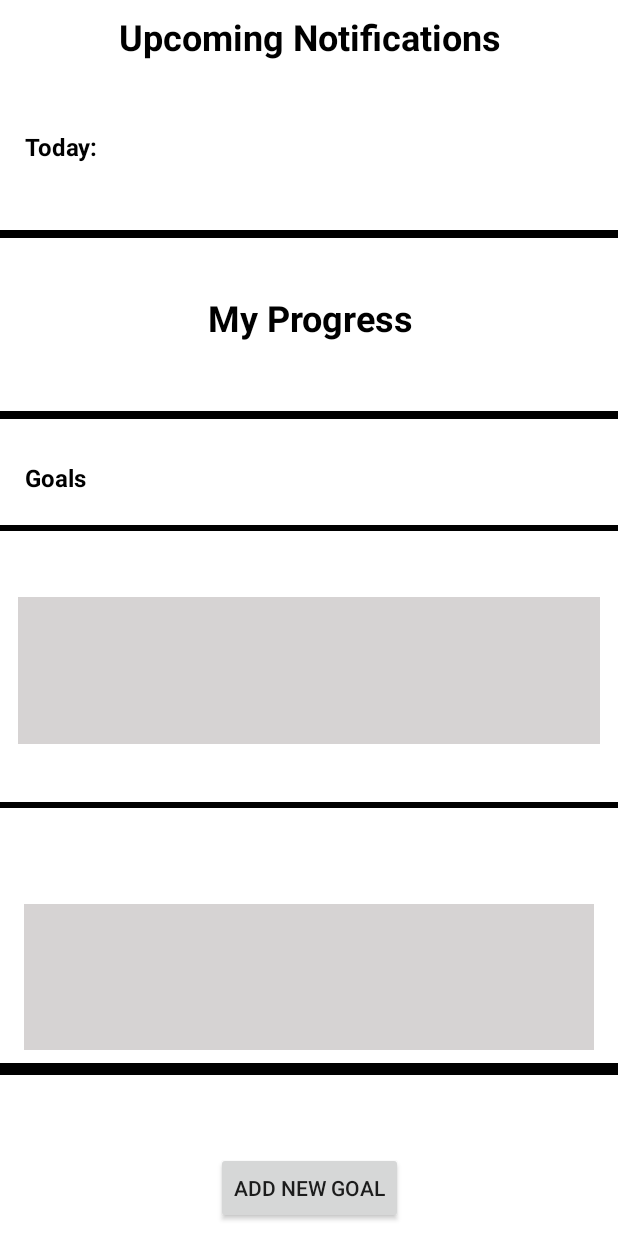
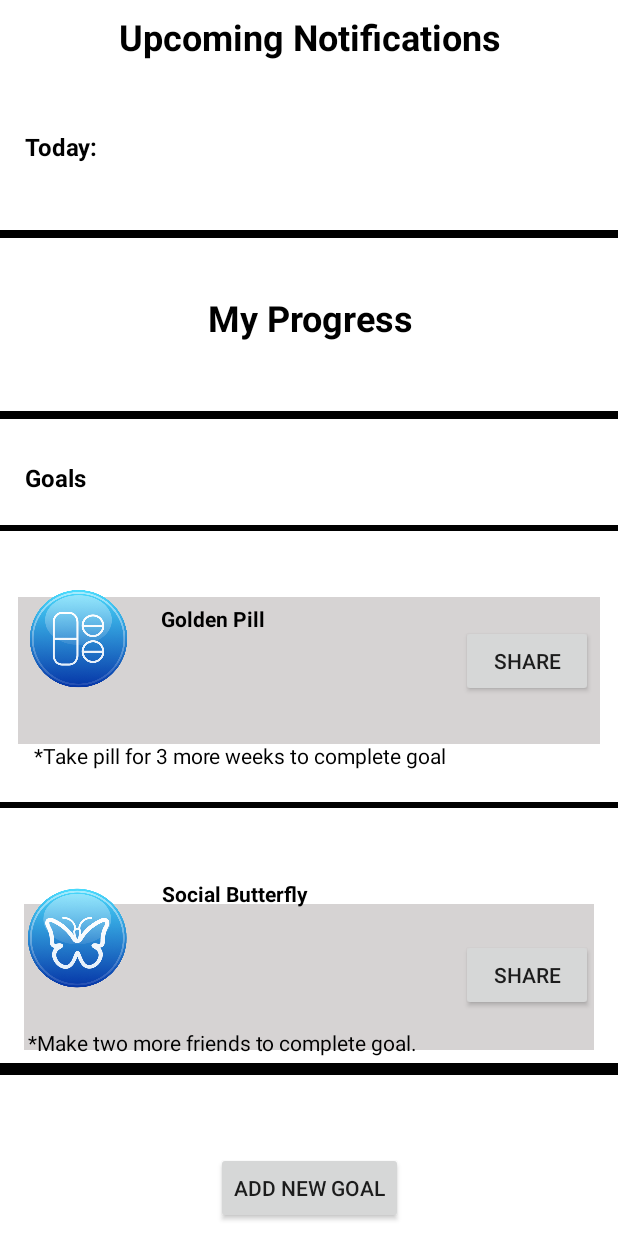
Before and after one commit to sana-nasir/frontend, an Android app: the fragment Page1Fragment shown on its own in the app's theme, on a phone screen of 412 x 824 dp. Run offline under Robolectric (Android 15) with nearby library versions, the phone set to English and light mode, and no system bars.

```diff
--- a/Caremunnity/AndroidTabsExample/app/src/main/res/layout/fragment_page1.xml
+++ b/Caremunnity/AndroidTabsExample/app/src/main/res/layout/fragment_page1.xml
@@ -14,7 +14,7 @@
         android:layout_height="match_parent">
 
         <TextView
-            android:id="@+id/textView5"
+            android:id="@+id/goal"
             android:layout_width="wrap_content"
             android:layout_height="wrap_content"
             android:layout_marginBottom="8dp"
@@ -33,7 +33,7 @@
             app:layout_constraintVertical_bias="0.381" />
 
         <TextView
-            android:id="@+id/upcomingNotifications2"
+            android:id="@+id/myProgress"
             android:layout_width="wrap_content"
             android:layout_height="wrap_content"
             android:layout_marginBottom="8dp"
@@ -71,7 +71,7 @@
             app:layout_constraintVertical_bias="0.0" />
 
         <TextView
-            android:id="@+id/textView"
+            android:id="@+id/today"
             android:layout_width="wrap_content"
             android:layout_height="wrap_content"
             android:layout_marginBottom="8dp"
@@ -90,7 +90,19 @@
             app:layout_constraintVertical_bias="0.1" />
 
         <ImageButton
-            android:id="@+id/imageButton"
+            android:id="@+id/line1"
+            android:layout_width="541dp"
+            android:layout_height="5dp"
+            android:layout_marginBottom="8dp"
+            android:layout_marginTop="8dp"
+            app:layout_constraintBottom_toBottomOf="parent"
+            app:layout_constraintEnd_toEndOf="parent"
+            app:layout_constraintTop_toTopOf="parent"
+            app:layout_constraintVertical_bias="0.181"
+            app:srcCompat="@mipmap/line" />
+
+        <ImageButton
+            android:id="@+id/line2"
             android:layout_width="629dp"
             android:layout_height="5dp"
             android:layout_marginBottom="8dp"
@@ -102,7 +114,7 @@
             app:srcCompat="@mipmap/line" />
 
         <ImageButton
-            android:id="@+id/imageButton3"
+            android:id="@+id/line3"
             android:layout_width="629dp"
             android:layout_height="4dp"
             android:layout_marginBottom="8dp"
@@ -114,7 +126,7 @@
             app:srcCompat="@mipmap/line" />
 
         <ImageButton
-            android:id="@+id/imageButton4"
+            android:id="@+id/line4"
             android:layout_width="629dp"
             android:layout_height="4dp"
             android:layout_marginBottom="8dp"
@@ -126,19 +138,7 @@
             app:srcCompat="@mipmap/line" />
 
         <ImageButton
-            android:id="@+id/imageButton2"
-            android:layout_width="541dp"
-            android:layout_height="5dp"
-            android:layout_marginBottom="8dp"
-            android:layout_marginTop="8dp"
-            app:layout_constraintBottom_toBottomOf="parent"
-            app:layout_constraintEnd_toEndOf="parent"
-            app:layout_constraintTop_toTopOf="parent"
-            app:layout_constraintVertical_bias="0.181"
-            app:srcCompat="@mipmap/line" />
-
-        <ImageButton
-            android:id="@+id/imageButton5"
+            android:id="@+id/line5"
             android:layout_width="629dp"
             android:layout_height="8dp"
             android:layout_marginBottom="8dp"
@@ -149,8 +149,38 @@
             app:layout_constraintVertical_bias="0.876"
             app:srcCompat="@mipmap/line" />
 
+        <TextView
+            android:id="@+id/grayBox1"
+            android:layout_width="388dp"
+            android:layout_height="98dp"
+            android:layout_marginBottom="8dp"
+            android:layout_marginEnd="8dp"
+            android:layout_marginStart="8dp"
+            android:layout_marginTop="8dp"
+            android:background="@color/grey"
+            app:layout_constraintBottom_toBottomOf="parent"
+            app:layout_constraintEnd_toEndOf="parent"
+            app:layout_constraintStart_toStartOf="parent"
+            app:layout_constraintTop_toTopOf="parent"
+            app:layout_constraintVertical_bias="0.549" />
+
+        <TextView
+            android:id="@+id/grayBox2"
+            android:layout_width="380dp"
+            android:layout_height="97dp"
+            android:layout_marginBottom="8dp"
+            android:layout_marginEnd="8dp"
+            android:layout_marginStart="8dp"
+            android:layout_marginTop="8dp"
+            android:background="@color/grey"
+            app:layout_constraintBottom_toBottomOf="parent"
+            app:layout_constraintEnd_toEndOf="parent"
+            app:layout_constraintStart_toStartOf="parent"
+            app:layout_constraintTop_toTopOf="parent"
+            app:layout_constraintVertical_bias="0.837" />
+
         <Button
-            android:id="@+id/button"
+            android:id="@+id/addNewGoal"
             android:layout_width="wrap_content"
             android:layout_height="wrap_content"
             android:layout_marginBottom="8dp"
@@ -165,35 +195,138 @@
             app:layout_constraintTop_toTopOf="parent"
             app:layout_constraintVertical_bias="1.0" />
 
-        <TextView
-            android:id="@+id/textView6"
-            android:layout_width="388dp"
-            android:layout_height="98dp"
+        <ImageView
+            android:id="@+id/medicationImg"
+            android:layout_width="70dp"
+            android:layout_height="70dp"
             android:layout_marginBottom="8dp"
             android:layout_marginEnd="8dp"
             android:layout_marginStart="8dp"
             android:layout_marginTop="8dp"
-            android:background="@color/grey"
             app:layout_constraintBottom_toBottomOf="parent"
             app:layout_constraintEnd_toEndOf="parent"
+            app:layout_constraintHorizontal_bias="0.029"
             app:layout_constraintStart_toStartOf="parent"
             app:layout_constraintTop_toTopOf="parent"
-            app:layout_constraintVertical_bias="0.549" />
+            app:layout_constraintVertical_bias="0.517"
+            app:srcCompat="@mipmap/medication" />
 
-        <TextView
-            android:id="@+id/textView8"
-            android:layout_width="380dp"
-            android:layout_height="97dp"
+        <ImageView
+            android:id="@+id/butterflyImg"
+            android:layout_width="70dp"
+            android:layout_height="70dp"
             android:layout_marginBottom="8dp"
             android:layout_marginEnd="8dp"
             android:layout_marginStart="8dp"
             android:layout_marginTop="8dp"
-            android:background="@color/grey"
             app:layout_constraintBottom_toBottomOf="parent"
             app:layout_constraintEnd_toEndOf="parent"
+            app:layout_constraintHorizontal_bias="0.026"
             app:layout_constraintStart_toStartOf="parent"
             app:layout_constraintTop_toTopOf="parent"
-            app:layout_constraintVertical_bias="0.837" />
+            app:layout_constraintVertical_bias="0.79"
+            app:srcCompat="@mipmap/socialbutterfly" />
+
+        <Button
+            android:id="@+id/shareMed"
+            android:layout_width="wrap_content"
+            android:layout_height="wrap_content"
+            android:layout_marginBottom="8dp"
+            android:layout_marginEnd="8dp"
+            android:layout_marginStart="8dp"
+            android:layout_marginTop="8dp"
+            android:text="Share"
+            app:layout_constraintBottom_toBottomOf="parent"
+            app:layout_constraintEnd_toEndOf="parent"
+            app:layout_constraintHorizontal_bias="0.971"
+            app:layout_constraintStart_toStartOf="parent"
+            app:layout_constraintTop_toTopOf="parent"
+            app:layout_constraintVertical_bias="0.538" />
+
+        <Button
+            android:id="@+id/shareButterfly"
+            android:layout_width="wrap_content"
+            android:layout_height="wrap_content"
+            android:layout_marginBottom="8dp"
+            android:layout_marginEnd="8dp"
+            android:layout_marginStart="8dp"
+            android:layout_marginTop="8dp"
+            android:text="Share"
+            app:layout_constraintBottom_toBottomOf="parent"
+            app:layout_constraintEnd_toEndOf="parent"
+            app:layout_constraintHorizontal_bias="0.971"
+            app:layout_constraintStart_toStartOf="parent"
+            app:layout_constraintTop_toTopOf="parent"
+            app:layout_constraintVertical_bias="0.813" />
+
+        <TextView
+            android:id="@+id/goldenPil"
+            android:layout_width="wrap_content"
+            android:layout_height="wrap_content"
+            android:layout_marginBottom="8dp"
+            android:layout_marginEnd="8dp"
+            android:layout_marginStart="8dp"
+            android:layout_marginTop="8dp"
+            android:text="Golden Pill"
+            android:textColor="@android:color/black"
+            android:textStyle="bold"
+            app:layout_constraintBottom_toBottomOf="parent"
+            app:layout_constraintEnd_toEndOf="parent"
+            app:layout_constraintHorizontal_bias="0.305"
+            app:layout_constraintStart_toStartOf="parent"
+            app:layout_constraintTop_toTopOf="parent" />
+
+        <TextView
+            android:id="@+id/socialButterfly"
+            android:layout_width="wrap_content"
+            android:layout_height="wrap_content"
+            android:layout_marginBottom="8dp"
+            android:layout_marginEnd="8dp"
+            android:layout_marginStart="8dp"
+            android:layout_marginTop="8dp"
+            android:text="Social Butterfly"
+            android:textColor="@android:color/black"
+            android:textStyle="bold"
+            app:layout_constraintBottom_toBottomOf="parent"
+            app:layout_constraintEnd_toEndOf="parent"
+            app:layout_constraintHorizontal_bias="0.335"
+            app:layout_constraintStart_toStartOf="parent"
+            app:layout_constraintTop_toTopOf="parent"
+            app:layout_constraintVertical_bias="0.733" />
+
+        <TextView
+            android:id="@+id/takeMed"
+            android:layout_width="wrap_content"
+            android:layout_height="wrap_content"
+            android:layout_marginBottom="8dp"
+            android:layout_marginEnd="8dp"
+            android:layout_marginStart="8dp"
+            android:layout_marginTop="8dp"
+            android:text="*Take pill for 3 more weeks to complete goal"
+            android:textColor="@android:color/black"
+            app:layout_constraintBottom_toBottomOf="parent"
+            app:layout_constraintEnd_toEndOf="parent"
+            app:layout_constraintHorizontal_bias="0.121"
+            app:layout_constraintStart_toStartOf="parent"
+            app:layout_constraintTop_toTopOf="parent"
+            app:layout_constraintVertical_bias="0.616" />
+
+        <TextView
+            android:id="@+id/makeFriends"
+            android:layout_width="wrap_content"
+            android:layout_height="wrap_content"
+            android:layout_marginBottom="8dp"
+            android:layout_marginEnd="8dp"
+            android:layout_marginStart="8dp"
+            android:layout_marginTop="8dp"
+            android:text="*Make two more friends to complete goal."
+            android:textColor="@android:color/black"
+            app:layout_constraintBottom_toBottomOf="parent"
+            app:layout_constraintEnd_toEndOf="parent"
+            app:layout_constraintHorizontal_bias="0.076"
+            app:layout_constraintStart_toStartOf="parent"
+            app:layout_constraintTop_toTopOf="parent"
+            app:layout_constraintVertical_bias="0.859" />
 
     </android.support.constraint.ConstraintLayout>
 </FrameLayout>
--- a/Caremunnity/AndroidTabsExample/app/src/main/res/values/colors.xml
+++ b/Caremunnity/AndroidTabsExample/app/src/main/res/values/colors.xml
@@ -14,5 +14,5 @@
     <color name="pageColor1">#FFF59D</color>
     <color name="pageColor2">#FFCC80</color>
     <color name="pageColor3">#FFAB91</color>
-    <color name="tabColor">#2196F3</color>
+    <color name="tabColor">#bf0055ff</color>
 </resources>
```
Also changed, not shown: Caremunnity/AndroidTabsExample/app/src/main/res/mipmap-hdpi/mainlogo.png (added), Caremunnity/AndroidTabsExample/app/src/main/res/mipmap-hdpi/mainlogodar.png (added), Caremunnity/AndroidTabsExample/app/src/main/res/mipmap-hdpi/medication.png (added), Caremunnity/AndroidTabsExample/app/src/main/res/mipmap-hdpi/music.png (added), Caremunnity/AndroidTabsExample/app/src/main/res/mipmap-hdpi/socialbutterfly.png (added).
